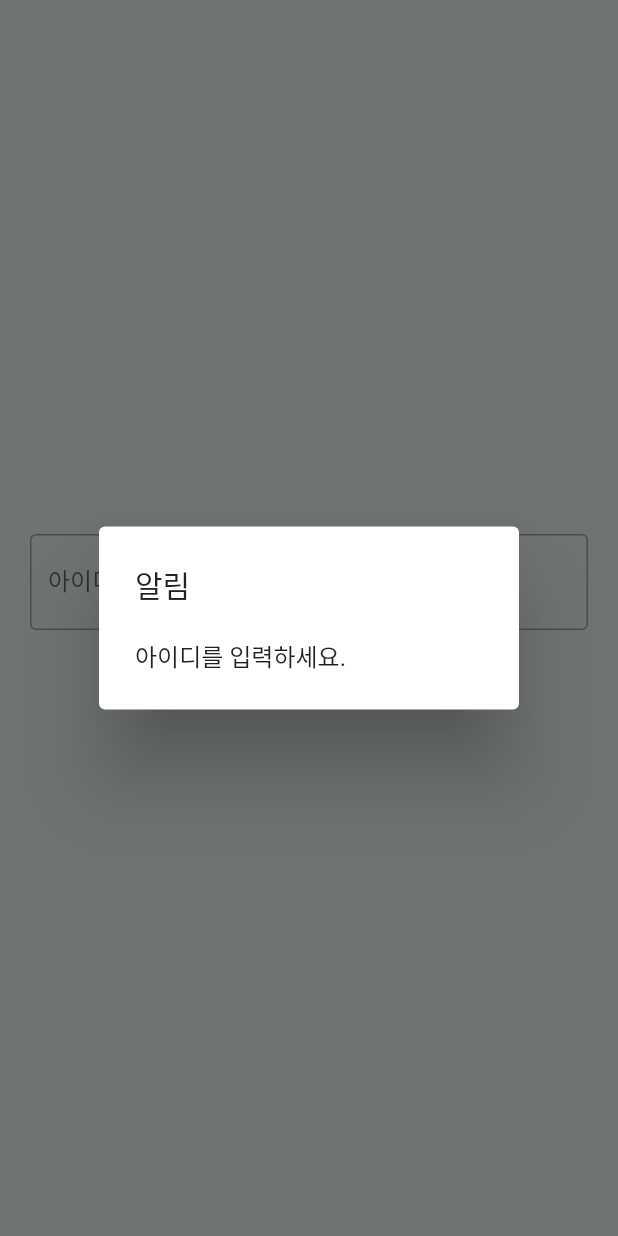
After one commit to kisankang/kmong_greenwill, a Flutter app: the screen it shows after launch, after a tap on "시작", on a phone screen of 412 x 824 dp. The commit adds this screen. Run offline on Flutter 3.47's test engine with Material 2 defaults, Android fonts, the phone set to English and light mode, and no system bars; our stand-ins replace firebase_core, firebase_database, flutter_time_picker_spinner, get, get_storage, sleek_circular_slider; accounts and stored records are empty.

Commit message:
update 2nd feature

```diff
--- /dev/null
+++ b/lib/data/services/local_service.dart
@@ -0,0 +1,28 @@
+import 'package:get/get.dart';
+import 'package:get_storage/get_storage.dart';
+
+class LocalService extends GetxService {
+  String? myId;
+
+  GetStorage _box = GetStorage();
+
+  Future<void> writeId(String id) async {
+    await _box.write('id', id);
+    myId = id;
+  }
+
+  Future<void> deleteId() async {
+    await _box.erase();
+    myId = null;
+  }
+
+  void init() {
+    myId = _box.read('id');
+  }
+
+  @override
+  void onInit() {
+    super.onInit();
+    init();
+  }
+}
--- a/lib/main.dart
+++ b/lib/main.dart
@@ -1,15 +1,22 @@
 import 'package:firebase_core/firebase_core.dart';
 import 'package:flutter/material.dart';
 import 'package:get/get.dart';
+import 'package:get_storage/get_storage.dart';
 import 'package:greenwillmanager/data/repositories/firebase_repository.dart';
 import 'package:greenwillmanager/data/services/firebase_service.dart';
+import 'package:greenwillmanager/data/services/local_service.dart';
 import 'package:greenwillmanager/routes/app_pages.dart';
 
 Future<void> main() async {
   WidgetsFlutterBinding.ensureInitialized();
 
+  await GetStorage.init();
+
+  Get.put<LocalService>(LocalService(), permanent: true);
+
   await Firebase.initializeApp();
-  Get.put<FirebaseRepository>(FirebaseRepository(), permanent: true);
+  Get.put<FirebaseRepository>(FirebaseRepository(localService: Get.find()),
+      permanent: true);
   Get.put<FirebaseService>(FirebaseService(firebaseRepository: Get.find()),
       permanent: true);
 
@@ -18,7 +25,7 @@ Future<void> main() async {
         colorScheme: ColorScheme.fromSeed(seedColor: Colors.white)),
     debugShowCheckedModeBanner: false,
     getPages: AppPages.pages,
-    initialRoute: Routes.MAIN,
+    initialRoute: Routes.LOGIN,
     initialBinding: BindingsBuilder(() {}),
   );
 
--- /dev/null
+++ b/lib/module/login/login_binding.dart
@@ -0,0 +1,12 @@
+import 'package:get/get.dart';
+import 'package:greenwillmanager/module/login/login_controller.dart';
+
+class LoginBinding implements Bindings {
+  @override
+  void dependencies() {
+    Get.lazyPut(() => LoginController(
+          localService: Get.find(),
+          firebaseService: Get.find(),
+        ));
+  }
+}
--- /dev/null
+++ b/lib/module/login/login_controller.dart
@@ -0,0 +1,49 @@
+import 'package:flutter/material.dart';
+import 'package:get/get.dart';
+import 'package:greenwillmanager/data/services/firebase_service.dart';
+import 'package:greenwillmanager/data/services/local_service.dart';
+import 'package:greenwillmanager/routes/app_pages.dart';
+
+class LoginController extends GetxController {
+  LocalService _localService;
+  FirebaseService _firebaseService;
+  LoginController({
+    required LocalService localService,
+    required FirebaseService firebaseService,
+  })  : _localService = localService,
+        _firebaseService = firebaseService;
+
+  final TextEditingController idController = TextEditingController();
+
+  bool get isMyIdExist => _localService.myId != null;
+
+  onPressStart() async {
+    if (idController.text == '') {
+      return showDialog(
+          context: Get.context!,
+          builder: (context) {
+            return AlertDialog(
+              title: Text('알림'),
+              content: Text('아이디를 입력하세요.'),
+            );
+          });
+    } else if (!await _firebaseService.isExistId(idController.text)) {
+      return showDialog(
+          context: Get.context!,
+          builder: (context) {
+            return AlertDialog(
+              title: Text('알림'),
+              content: Text('존재하지 않는 아이디입니다.'),
+            );
+          });
+    } else {
+      await _localService.writeId(idController.text);
+      Get.toNamed(Routes.MAIN);
+    }
+  }
+
+  goToMainPage() {
+    Future.delayed(const Duration(milliseconds: 500))
+        .then((value) => Get.offAndToNamed(Routes.MAIN));
+  }
+}
--- /dev/null
+++ b/lib/module/login/login_page.dart
@@ -0,0 +1,40 @@
+import 'package:flutter/material.dart';
+import 'package:get/get.dart';
+import 'package:greenwillmanager/module/login/login_controller.dart';
+
+class LoginPage extends GetWidget<LoginController> {
+  const LoginPage({super.key});
+
+  @override
+  Widget build(BuildContext context) {
+    if (controller.isMyIdExist) {
+      controller.goToMainPage();
+      return const Center(
+        child: CircularProgressIndicator(),
+      );
+    } else {
+      return Scaffold(
+        body: Padding(
+          padding: const EdgeInsets.all(20),
+          child: Column(
+            mainAxisAlignment: MainAxisAlignment.center,
+            children: [
+              TextField(
+                controller: controller.idController,
+                decoration: const InputDecoration(
+                  labelText: '아이디',
+                  hintText: '아이디를 입력하세요.',
+                  border: OutlineInputBorder(),
+                ),
+              ),
+              ElevatedButton(
+                onPressed: controller.onPressStart,
+                child: const Text('시작'),
+              ),
+            ],
+          ),
+        ),
+      );
+    }
+  }
+}
--- a/lib/module/main/main_binding.dart
+++ b/lib/module/main/main_binding.dart
@@ -4,6 +4,10 @@ import 'package:greenwillmanager/module/main/main_controller.dart';
 class MainBinding implements Bindings {
   @override
   void dependencies() {
-    Get.lazyPut(() => MainController(firebaseService: Get.find()));
+    Get.lazyPut(() => MainController(
+          firebaseService: Get.find(),
+          firebaseRepository: Get.find(),
+          localService: Get.find(),
+        ));
   }
 }
--- a/lib/routes/app_routes.dart
+++ b/lib/routes/app_routes.dart
@@ -2,4 +2,5 @@ part of 'app_pages.dart';
 
 abstract class Routes {
   static const MAIN = '/main';
+  static const LOGIN = '/login';
 }
--- a/pubspec.yaml
+++ b/pubspec.yaml
@@ -41,6 +41,7 @@ dependencies:
   firebase_database: ^10.1.2
   flutter_time_picker_spinner: ^2.0.0
   sleek_circular_slider: ^2.0.1
+  get_storage: ^2.1.1
 
 dev_dependencies:
   flutter_test:
```
Also changed, not shown: lib/data/models/led_setting_data.dart (+10 -3 lines), lib/data/models/motor_setting_data.dart (+12 -3 lines), lib/data/repositories/firebase_repository.dart (+58 -9 lines), lib/data/services/firebase_service.dart (+16 -4 lines), lib/module/main/main_controller.dart (+44 -27 lines), lib/module/main/main_page.dart (+65 -15 lines), lib/routes/app_pages.dart (+7 -0 lines), lib/utils/init_value.dart (added, +20 -0 lines), lib/utils/parse_time.dart (+7 -1 lines), 2 other files.
